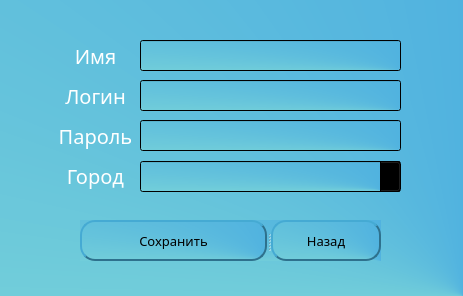
First picture: the form in cabinet.ui, repository Animila/PyWeather, before the edit.
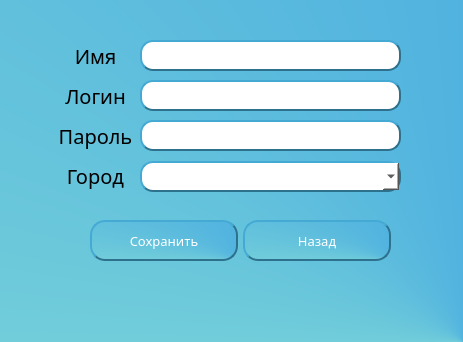
Second picture: the form after the edit.

What changed in the file:
```diff
--- a/cabinet.ui
+++ b/cabinet.ui
@@ -7,7 +7,7 @@
     <x>0</x>
     <y>0</y>
     <width>463</width>
-    <height>296</height>
+    <height>342</height>
    </rect>
   </property>
   <property name="windowTitle">
@@ -33,7 +33,7 @@
    </property>
    <property name="styleSheet">
     <string notr="true">background-color: None;
-color: rgb(255, 255, 255);</string>
+color: rgb(0, 0, 0);</string>
    </property>
    <property name="text">
     <string>Имя</string>
@@ -59,7 +59,7 @@
    </property>
    <property name="styleSheet">
     <string notr="true">background-color: None;
-color: rgb(255, 255, 255);</string>
+color: rgb(0, 0, 0);</string>
    </property>
    <property name="text">
     <string>Логин</string>
@@ -85,7 +85,7 @@
    </property>
    <property name="styleSheet">
     <string notr="true">background-color: None;
-color: rgb(255, 255, 255);</string>
+color: rgb(0, 0, 0);</string>
    </property>
    <property name="text">
     <string>Пароль</string>
@@ -111,7 +111,7 @@
    </property>
    <property name="styleSheet">
     <string notr="true">background-color: None;
-color: rgb(255, 255, 255);</string>
+color: rgb(0, 0, 0);</string>
    </property>
    <property name="text">
     <string>Город</string>
@@ -134,6 +134,14 @@
      <pointsize>15</pointsize>
     </font>
    </property>
+   <property name="styleSheet">
+    <string notr="true">
+border-color: rgb(46, 113, 141);
+border-radius: 13px;
+border-style: outset;
+border-width: 1.5px;
+background-color: rgb(255, 255, 255);</string>
+   </property>
    <property name="editable">
     <bool>true</bool>
    </property>
@@ -152,6 +160,14 @@
      <pointsize>15</pointsize>
     </font>
    </property>
+   <property name="styleSheet">
+    <string notr="true">
+border-color: rgb(46, 113, 141);
+border-radius: 13px;
+border-style: outset;
+border-width: 1.5px;
+background-color: rgb(255, 255, 255);</string>
+   </property>
    <property name="alignment">
     <set>Qt::AlignCenter</set>
    </property>
@@ -170,6 +186,14 @@
      <pointsize>15</pointsize>
     </font>
    </property>
+   <property name="styleSheet">
+    <string notr="true">
+border-color: rgb(46, 113, 141);
+border-radius: 13px;
+border-style: outset;
+border-width: 1.5px;
+background-color: rgb(255, 255, 255);</string>
+   </property>
    <property name="alignment">
     <set>Qt::AlignCenter</set>
    </property>
@@ -188,23 +212,27 @@
      <pointsize>15</pointsize>
     </font>
    </property>
+   <property name="styleSheet">
+    <string notr="true">
+border-color: rgb(46, 113, 141);
+border-radius: 13px;
+border-style: outset;
+border-width: 1.5px;
+background-color: rgb(255, 255, 255);</string>
+   </property>
    <property name="alignment">
     <set>Qt::AlignCenter</set>
    </property>
   </widget>
-  <widget class="QSplitter" name="splitter">
-   <property name="geometry">
-    <rect>
-     <x>80</x>
-     <y>220</y>
-     <width>301</width>
-     <height>41</height>
-    </rect>
-   </property>
-   <property name="orientation">
-    <enum>Qt::Horizontal</enum>
-   </property>
    <widget class="QPushButton" name="save">
+   <property name="geometry">
+    <rect>
+     <x>90</x>
+     <y>220</y>
+     <width>148</width>
+     <height>41</height>
+    </rect>
+   </property>
     <property name="font">
      <font>
       <family>Dubai Medium</family>
@@ -213,6 +241,7 @@
     </property>
     <property name="styleSheet">
      <string notr="true">QPushButton {
+	color: rgb(255, 255, 255);
 border-color: rgb(46, 113, 141);
 border-radius: 15px;
 border-style: outset;
@@ -224,6 +253,14 @@
     </property>
    </widget>
    <widget class="QPushButton" name="exit">
+   <property name="geometry">
+    <rect>
+     <x>243</x>
+     <y>220</y>
+     <width>148</width>
+     <height>41</height>
+    </rect>
+   </property>
     <property name="font">
      <font>
       <family>Dubai Medium</family>
@@ -232,6 +269,7 @@
     </property>
     <property name="styleSheet">
      <string notr="true">QPushButton {
+	color: rgb(255, 255, 255);
 border-color: rgb(46, 113, 141);
 border-radius: 15px;
 border-style: outset;
@@ -241,7 +279,6 @@
     <property name="text">
      <string>Назад</string>
     </property>
-   </widget>
   </widget>
  </widget>
  <resources/>
```
Lines whose indentation alone changed are shown as unchanged.
